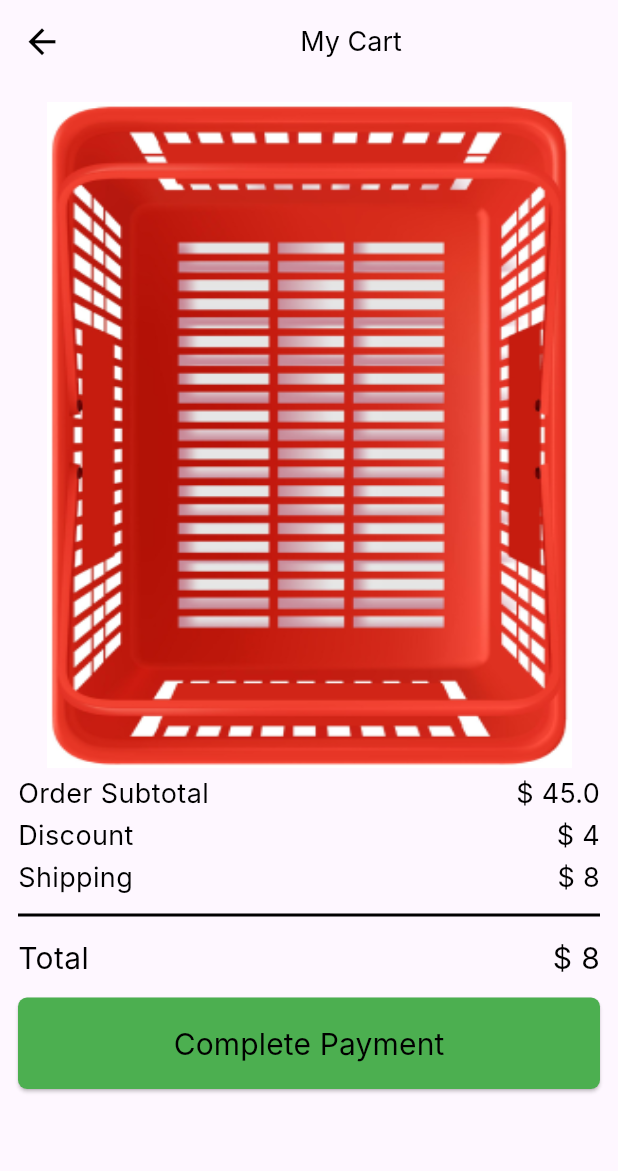
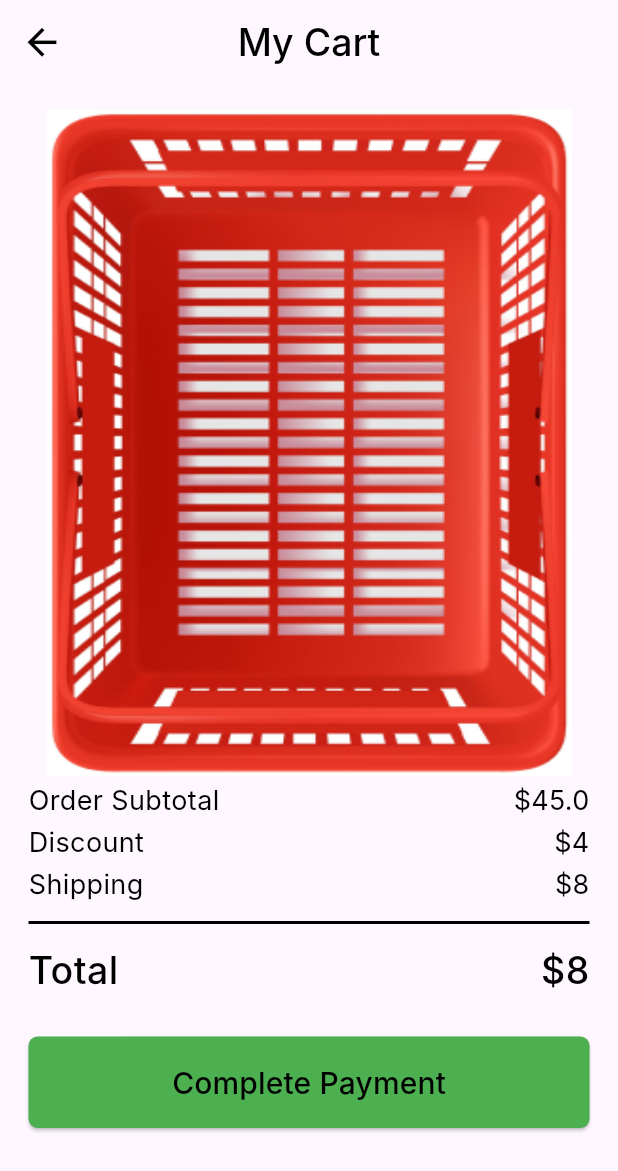
Before and after one commit to ayaosama14/check_out_featcher, a Flutter app: the MyCartView screen opened directly, on a phone screen of 412 x 824 dp. Shown: the top 1171 px of the screen. Run offline on Flutter 3.47's test engine with Material 3 defaults, Android fonts, the phone set to English and light mode, and no system bars; our stand-ins replace carousel_slider; Roboto replaces fonts that are missing (Inter).

Commit message:
udate ui of cart view

```diff
--- a/lib/check_out_featcher/presentation/helper_methods.dart/custom_app_bar.dart
+++ b/lib/check_out_featcher/presentation/helper_methods.dart/custom_app_bar.dart
@@ -4,13 +4,18 @@ import 'package:flutter/material.dart';
 customAppBar(String title, onPressed) {
   void Function()? onPressed;
   return AppBar(
+    centerTitle: true,
     leading: IconButton(
         icon: const Icon(
           Icons.arrow_back,
           color: Colors.black,
-          size: 27,
+          size: 29,
         ),
         onPressed: onPressed),
-    title: Center(child: Text(title, style: Style.textStyle18)),
+    title: Text(
+      title,
+      // textAlign: TextAlign.center,
+      style: Style.textStyle25,
+    ),
   );
 }
--- a/lib/check_out_featcher/presentation/helper_methods.dart/custom_text_row.dart
+++ b/lib/check_out_featcher/presentation/helper_methods.dart/custom_text_row.dart
@@ -9,7 +9,7 @@ customTextRow(String rowTitle, TextStyle style, String rowPrice) {
         style: style,
       ),
       Text(
-        '\$ $rowPrice',
+        '\$$rowPrice',
         style: style,
       )
     ],
--- a/lib/check_out_featcher/presentation/views/my_app.dart
+++ b/lib/check_out_featcher/presentation/views/my_app.dart
@@ -1,3 +1,4 @@
+import 'package:check_out/check_out_featcher/presentation/views/my_cart_view.dart';
 import 'package:check_out/check_out_featcher/presentation/views/payment_details.dart';
 import 'package:flutter/material.dart';
 
@@ -9,7 +10,7 @@ class MyApp extends StatelessWidget {
   Widget build(BuildContext context) {
     return const MaterialApp(
       debugShowCheckedModeBanner: false,
-      home: PaymentDetails(),
+      home: MyCartView(),
     );
   }
 }
--- a/lib/check_out_featcher/presentation/views/my_cart_view.dart
+++ b/lib/check_out_featcher/presentation/views/my_cart_view.dart
@@ -1,5 +1,6 @@
 import 'package:check_out/check_out_featcher/presentation/helper_methods.dart/custom_app_bar.dart';
 import 'package:check_out/check_out_featcher/presentation/helper_methods.dart/custom_text_row.dart';
+import 'package:check_out/check_out_featcher/presentation/widgets/cart_items.dart';
 import 'package:check_out/check_out_featcher/presentation/widgets/custom_elevated_button.dart';
 import 'package:check_out/core/utilis/constant.dart';
 import 'package:check_out/core/utilis/style.dart';
@@ -14,38 +15,12 @@ class MyCartView extends StatelessWidget {
     return Scaffold(
       appBar: customAppBar('My Cart', () {}),
       body: Padding(
-        padding: const EdgeInsets.all(12.0),
+        padding: const EdgeInsets.symmetric(horizontal: 19, vertical: 11),
         child: SingleChildScrollView(
           child: Column(children: [
-            SizedBox(
-              height: 444,
-              width: 350,
-              child: Container(
-                height: 424,
-                width: 277,
-                decoration: const BoxDecoration(
-                  image: DecorationImage(
-                    image: AssetImage("assets/cart.png"),
-                    fit: BoxFit.fill,
-                  ),
-                ),
-              ),
-            ),
             hSizeBox,
-            customTextRow('Order Subtotal', Style.textStyle18, '45.0'),
-            hSizeBox,
-            customTextRow('Discount', Style.textStyle18, '4'),
-            hSizeBox,
-            customTextRow('Shipping', Style.textStyle18, '8'),
-            hSizeBox,
-            const Divider(
-              color: Colors.black,
-              thickness: 2.0,
-            ),
-            hSizeBox,
-            customTextRow('Total', Style.textStyle20, '8'),
-            hSizeBox,
-            hSizeBox,
+            const CartItems(),
+            vhSizeBox,
             Row(children: [
               Expanded(
                 child: CustomElevateButton(
--- /dev/null
+++ b/lib/check_out_featcher/presentation/widgets/cart_items.dart
@@ -0,0 +1,42 @@
+import 'package:check_out/check_out_featcher/presentation/helper_methods.dart/custom_text_row.dart';
+import 'package:check_out/core/utilis/constant.dart';
+import 'package:check_out/core/utilis/style.dart';
+import 'package:flutter/material.dart';
+
+class CartItems extends StatelessWidget {
+  const CartItems({super.key});
+
+  @override
+  Widget build(BuildContext context) {
+    return Column(children: [
+      SizedBox(
+        height: 444,
+        width: 350,
+        child: Container(
+          height: 424,
+          width: 277,
+          decoration: const BoxDecoration(
+            image: DecorationImage(
+              image: AssetImage("assets/cart.png"),
+              fit: BoxFit.fill,
+            ),
+          ),
+        ),
+      ),
+      hSizeBox,
+      customTextRow('Order Subtotal', Style.textStyle18, '45.0'),
+      hSizeBox,
+      customTextRow('Discount', Style.textStyle18, '4'),
+      hSizeBox,
+      customTextRow('Shipping', Style.textStyle18, '8'),
+      hSizeBox,
+      const Divider(
+        color: Colors.black,
+        thickness: 2.0,
+      ),
+      hSizeBox,
+      customTextRow('Total', Style.textStyle25, '8'),
+     vhSizeBox
+    ]);
+  }
+}
--- a/lib/check_out_featcher/presentation/widgets/custom_elevated_button.dart
+++ b/lib/check_out_featcher/presentation/widgets/custom_elevated_button.dart
@@ -23,7 +23,7 @@ class CustomElevateButton extends StatelessWidget {
       ),
       child: Text(
         textOfButton!,
-        style: Style.textStyle20,
+        style: Style.textStyle22,
       ),
     );
   }
--- a/lib/core/utilis/constant.dart
+++ b/lib/core/utilis/constant.dart
@@ -3,6 +3,9 @@ import 'package:flutter/material.dart';
 SizedBox hSizeBox = const SizedBox(
   height: 6,
 );
+SizedBox vhSizeBox = const SizedBox(
+  height: 13,
+);
 SizedBox wSizeBox = const SizedBox(
   width: 6,
 );
--- a/lib/core/utilis/style.dart
+++ b/lib/core/utilis/style.dart
@@ -6,10 +6,15 @@ abstract class Style {
       fontFamily: 'Inter',
       fontWeight: FontWeight.w400,
       color: Colors.black);
+  static const TextStyle textStyle22 = TextStyle(
+      fontSize: 20,
+      fontFamily: 'Inter',
+      fontWeight: FontWeight.w500,
+      color: Colors.black);
   static const TextStyle textStyle25 = TextStyle(
       fontSize: 25,
       fontFamily: 'Inter',
-      fontWeight: FontWeight.w600,
+      fontWeight: FontWeight.w500,
       color: Colors.black);
   static const TextStyle textStyle18 = TextStyle(
     color: Colors.black,
@@ -18,7 +23,7 @@ abstract class Style {
     fontWeight: FontWeight.w400,
     height: 0,
   );
-   static const TextStyle textStyle18bold = TextStyle(
+  static const TextStyle textStyle18bold = TextStyle(
     color: Colors.black,
     fontSize: 18,
     fontFamily: 'Inter',
```
